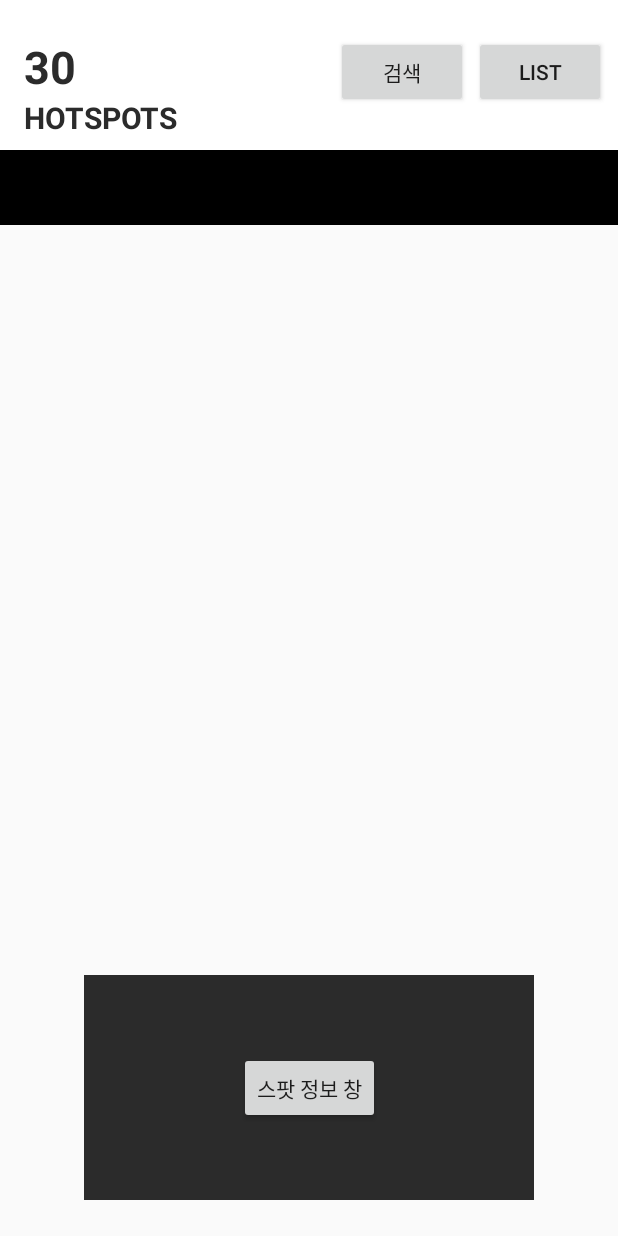
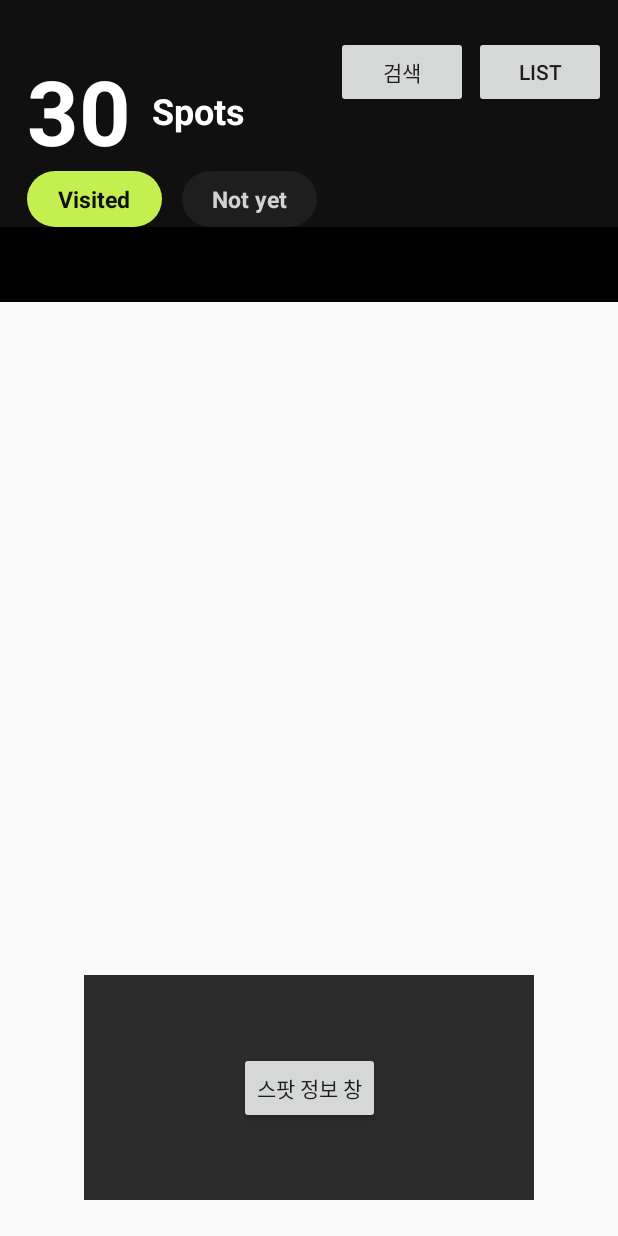
Before and after one commit to Nexters/hotspot-android, an Android app: the MainActivity screen opened directly, with no data from a screen before it, on a phone screen of 412 x 824 dp. Run offline under Robolectric (Android 15) with nearby library versions, the phone set to English and light mode, and no system bars; libraries missing offline, so code that uses them is left out: com.kakao.auth; 1 statement that could not run was skipped.

Commit message:
Update By MBC

```diff
--- a/app/src/main/java/com/example/hotspot/FragmentDetailView.kt
+++ b/app/src/main/java/com/example/hotspot/FragmentDetailView.kt
@@ -33,11 +33,9 @@ class FragmentDetailView : Fragment() {
         detail_memo_txt.text = myPlace.memo
 
         detail_esc_btn.setOnClickListener {
-            fragmentManager!!.popBackStack()
             fragmentManager!!.beginTransaction()
                 .remove(this)
                 .commit()
-
         }
 
         detail_edit_btn.setOnClickListener {
@@ -47,7 +45,6 @@ class FragmentDetailView : Fragment() {
 
             val fr_edit = FragmentEditMyPlace()
             fr_edit.arguments = bundle
-            onStop()
 
             fragmentManager!!.beginTransaction()
                 .addToBackStack(null)
--- a/app/src/main/java/com/example/hotspot/FragmentEditMyPlace.kt
+++ b/app/src/main/java/com/example/hotspot/FragmentEditMyPlace.kt
@@ -49,7 +49,6 @@ class FragmentEditMyPlace : Fragment() {
 
         //뒤로가기
         edit_esc_btn.setOnClickListener {
-            fragmentManager!!.popBackStack()
             fragmentManager!!.beginTransaction()
                 .remove(this)
                 .commit()
--- /dev/null
+++ b/app/src/main/res/drawable/visited2_btn.xml
@@ -0,0 +1,12 @@
+<?xml version="1.0" encoding="utf-8"?>
+<shape xmlns:android="http://schemas.android.com/apk/res/android"
+    android:shape="rectangle">
+
+    <solid
+        android:color="#1e1e1e"/>
+    <corners
+        android:topLeftRadius="18.5dp"
+        android:topRightRadius="18.5dp"
+        android:bottomLeftRadius="18.5dp"
+        android:bottomRightRadius="18.5dp"/>
+</shape>
--- /dev/null
+++ b/app/src/main/res/drawable/visited_btn.xml
@@ -0,0 +1,12 @@
+<?xml version="1.0" encoding="utf-8"?>
+<shape xmlns:android="http://schemas.android.com/apk/res/android"
+    android:shape="rectangle">
+
+    <solid
+        android:color="@color/colorNeon"/>
+    <corners
+        android:topLeftRadius="18.5dp"
+        android:topRightRadius="18.5dp"
+        android:bottomLeftRadius="18.5dp"
+        android:bottomRightRadius="18.5dp"/>
+</shape>
--- a/app/src/main/res/layout/activity_main.xml
+++ b/app/src/main/res/layout/activity_main.xml
@@ -11,7 +11,7 @@
         android:id="@+id/constraintLayout"
         android:layout_width="match_parent"
         android:layout_height="wrap_content"
-        android:background="@color/colorWhite"
+        android:background="#101010"
         android:layout_alignParentTop="true"
         android:visibility="visible"
         app:layout_constraintStart_toStartOf="parent"
@@ -21,13 +21,12 @@
             android:id="@+id/hpCount"
             android:layout_width="wrap_content"
             android:layout_height="wrap_content"
-            android:layout_marginStart="16dp"
-            android:layout_marginTop="24dp"
+            android:layout_marginStart="18dp"
+            android:layout_marginTop="33dp"
             android:text="30"
-            android:textSize="30dp"
+            android:textSize="60dp"
             android:textStyle="bold"
-            android:textColor="@color/colorMyGrayDark"
-            app:layout_constraintBottom_toTopOf="@+id/hpText"
+            android:textColor="@color/colorWhite"
             app:layout_constraintStart_toStartOf="parent"
             app:layout_constraintTop_toTopOf="parent" />
 
@@ -35,15 +34,15 @@
             android:id="@+id/hpText"
             android:layout_width="wrap_content"
             android:layout_height="wrap_content"
-            android:layout_marginStart="16dp"
-            android:layout_marginBottom="8dp"
-            android:text="HOTSPOTS"
+            android:layout_marginStart="14dp"
+            android:layout_marginTop="62dp"
+            android:layout_marginBottom="24dp"
+            android:text="Spots"
             android:textStyle="bold"
-            android:textColor="@color/colorMyGrayDark"
-            android:textSize="20dp"
-            app:layout_constraintBottom_toBottomOf="parent"
-            app:layout_constraintStart_toStartOf="parent"
-            app:layout_constraintTop_toBottomOf="@+id/hpCount" />
+            android:textColor="@color/colorWhite"
+            android:textSize="24dp"
+            app:layout_constraintBottom_toBottomOf="@id/hpCount"
+            app:layout_constraintLeft_toRightOf="@+id/hpCount"/>
 
         <Button
             android:id="@+id/findBt"
@@ -78,6 +77,34 @@
             app:layout_constraintHorizontal_chainStyle="packed"
             app:layout_constraintTop_toTopOf="parent" />
 
+        <TextView
+            android:id="@+id/main_visited1"
+            android:layout_width="90dp"
+            android:layout_height="37dp"
+            android:gravity="center"
+            android:text="Visited"
+            android:textSize="15dp"
+            android:textStyle="bold"
+            android:textColor="#101010"
+            android:layout_marginLeft="18dp"
+            android:background="@drawable/visited_btn"
+            app:layout_constraintTop_toBottomOf="@+id/hpCount"
+            app:layout_constraintLeft_toLeftOf="parent"/>
+
+        <TextView
+            android:id="@+id/main_visited2"
+            android:layout_width="90dp"
+            android:layout_height="37dp"
+            android:gravity="center"
+            android:text="Not yet"
+            android:textSize="15dp"
+            android:textStyle="bold"
+            android:textColor="#CCFFFFFF"
+            android:layout_marginLeft="13dp"
+            android:background="@drawable/visited2_btn"
+            app:layout_constraintTop_toBottomOf="@+id/hpCount"
+            app:layout_constraintLeft_toRightOf="@id/main_visited1"/>
+
 
     </androidx.constraintlayout.widget.ConstraintLayout>
 
@@ -102,8 +129,8 @@
         app:layout_constraintStart_toStartOf="parent"
         app:layout_constraintVertical_chainStyle="packed">
 
+    </FrameLayout>
 
-    </FrameLayout>
 
     <androidx.constraintlayout.widget.ConstraintLayout
         android:id="@+id/spotinfolayout"
--- a/app/src/main/res/layout/mylist_view.xml
+++ b/app/src/main/res/layout/mylist_view.xml
@@ -1,6 +1,7 @@
 <?xml version="1.0" encoding="utf-8"?>
 
-<androidx.constraintlayout.widget.ConstraintLayout xmlns:android="http://schemas.android.com/apk/res/android"
+<androidx.constraintlayout.widget.ConstraintLayout
+    xmlns:android="http://schemas.android.com/apk/res/android"
     android:layout_width="match_parent"
     android:layout_height="match_parent"
     xmlns:app="http://schemas.android.com/apk/res-auto"
@@ -9,7 +10,7 @@
     <androidx.recyclerview.widget.RecyclerView
         android:id="@+id/myplace_recyclerview"
         android:layout_width="match_parent"
-        android:layout_height="0dp"
+        android:layout_height="match_parent"
         app:layout_constraintTop_toTopOf="parent"
         app:layout_constraintLeft_toLeftOf="parent"
         app:layout_constraintRight_toRightOf="parent"
--- a/app/src/main/res/values/colors.xml
+++ b/app/src/main/res/values/colors.xml
@@ -7,4 +7,6 @@
     <color name="colorWhite">#FFFFFF</color>
     <color name="colorBlack">#000000</color>
     <color name="transparency">#CC000000</color>"
+    <color name="colorMain">#774bff</color>
+    <color name="colorNeon">#c3f04e</color>
 </resources>
```
Also changed, not shown: app/src/main/java/com/example/hotspot/FragmentMyPlace.kt (+15 -9 lines), app/src/main/java/com/example/hotspot/MainActivity.kt (+10 -20 lines), app/src/main/res/drawable/add_btn.xml (added, +12 -0 lines), app/src/main/res/drawable/radius_btn.xml (added, +12 -0 lines), app/src/main/res/layout/activity_detailview.xml (+12 -0 lines), app/src/main/res/layout/activity_editview.xml (+13 -0 lines), app/src/main/res/layout/activity_register.xml (+80 -19 lines), app/src/main/res/layout/map_view.xml (+11 -8 lines).
